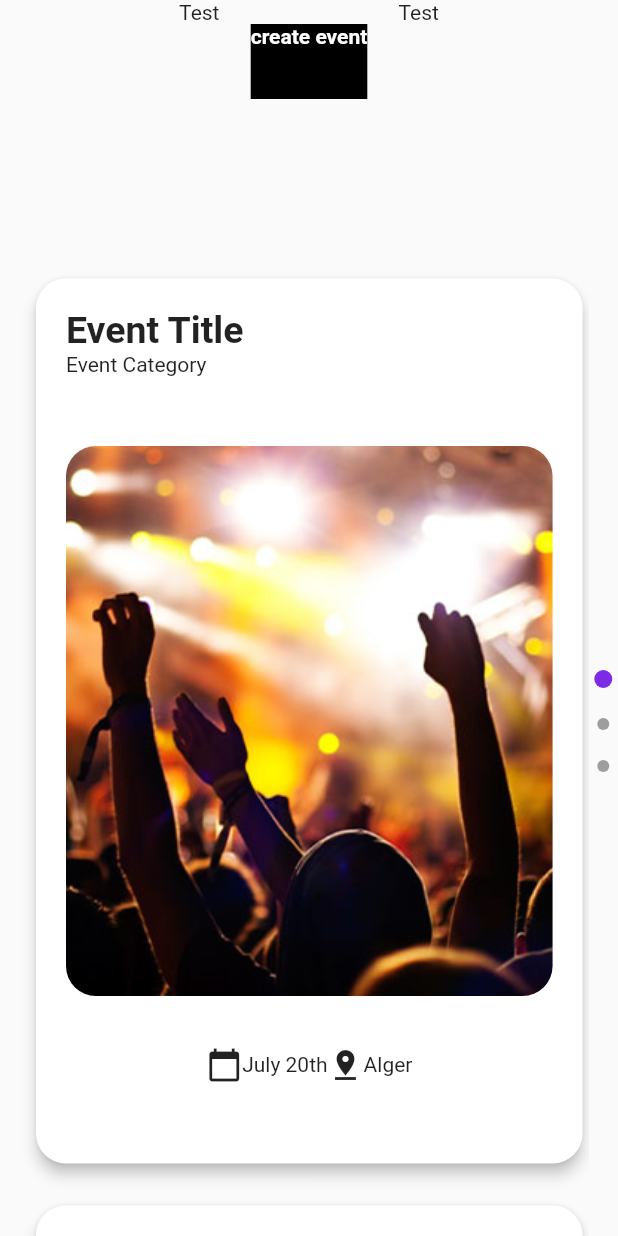
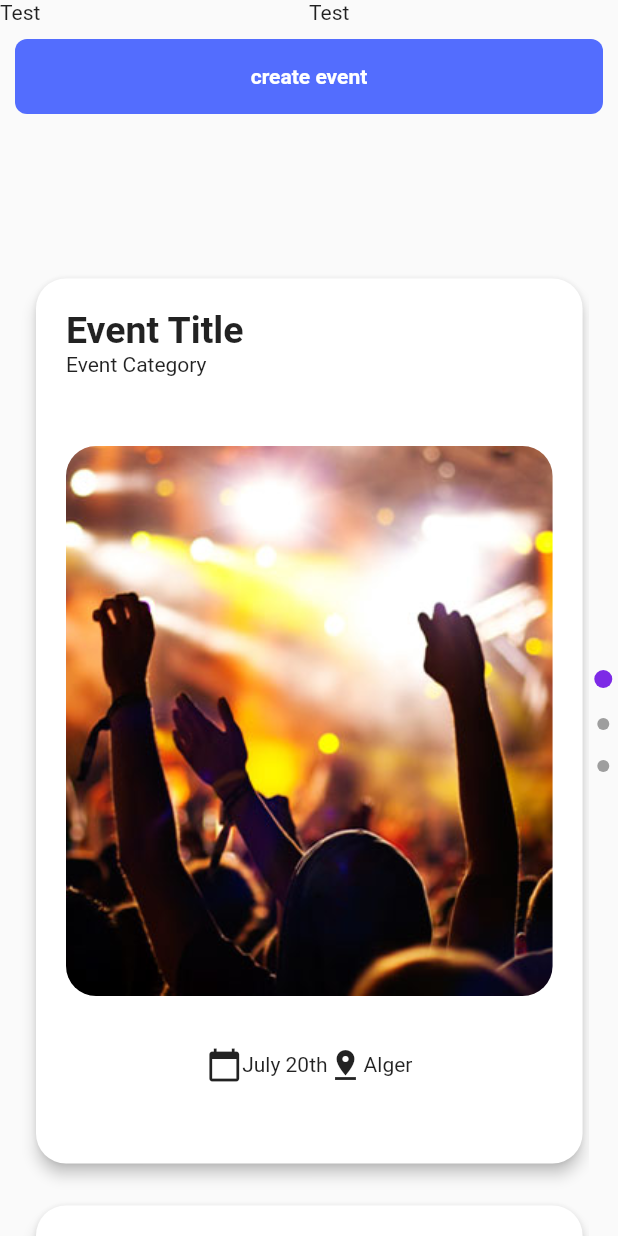
Before and after one commit to ZakariaKermouche/Jiwar, a Flutter app: the EventPage widget shown alone on an empty page, opened directly, on a phone screen of 412 x 824 dp. Run offline on Flutter 3.47's test engine with Material 2 defaults, Android fonts, the phone set to English and light mode, and no system bars; our stand-ins replace cloud_firestore, firebase_auth, firebase_core, firebase_storage, geolocator, google_maps_flutter and 2 more; accounts and stored records are empty.

Commit message:
Modification khfifa

```diff
--- a/lib/screens/event_page.dart
+++ b/lib/screens/event_page.dart
@@ -50,32 +50,32 @@ class _EventPageState extends State<EventPage> {
           child: Column(
             children: <Widget>[
               Row(
-                crossAxisAlignment: CrossAxisAlignment.center,
-                mainAxisAlignment: MainAxisAlignment.spaceEvenly,
                   children: <Widget>[
-                  Text("Test"),
-                  Text("Test"),
+                    Expanded(child: Text(
+                      "Test",
+                    )),
+                    Expanded(child: Text("Test")),
                   ],
               ),
-              Row(
+              Container(
+                padding: EdgeInsets.all(10),
+                child: Row(
                   mainAxisAlignment: MainAxisAlignment.center,
+
                   children: <Widget>[
-                  FlatButton(
-                    padding: EdgeInsets.all(0),
-                    onPressed: (){
+                    Expanded(
+
+                      child: MyButton(
+                        text: 'create event',
+                        textColor: Colors.white,
+                        color: Colors.indigoAccent,
+                        tap: (){
                           Navigator.pushNamed(context, AddEvent.id);
                         },
-                    child: Ink(
-                      decoration: BoxDecoration(
-                        color: Colors.black
-                      ),
-                      child: Container(
-                        height: 50,
-                        child: Text('create event',style: TextStyle(color: Colors.white,fontWeight:FontWeight.bold),),
-                      ),
                       ),
                     )
                   ],
+                ),
               )
             ],
           ),
```
Also changed, not shown: lib/screens/createEvent.dart (+10 -10 lines), lib/screens/rooms.dart (+9 -14 lines), lib/utils/RoomsUser.dart (+5 -5 lines). Lines whose indentation alone changed are shown as unchanged.
